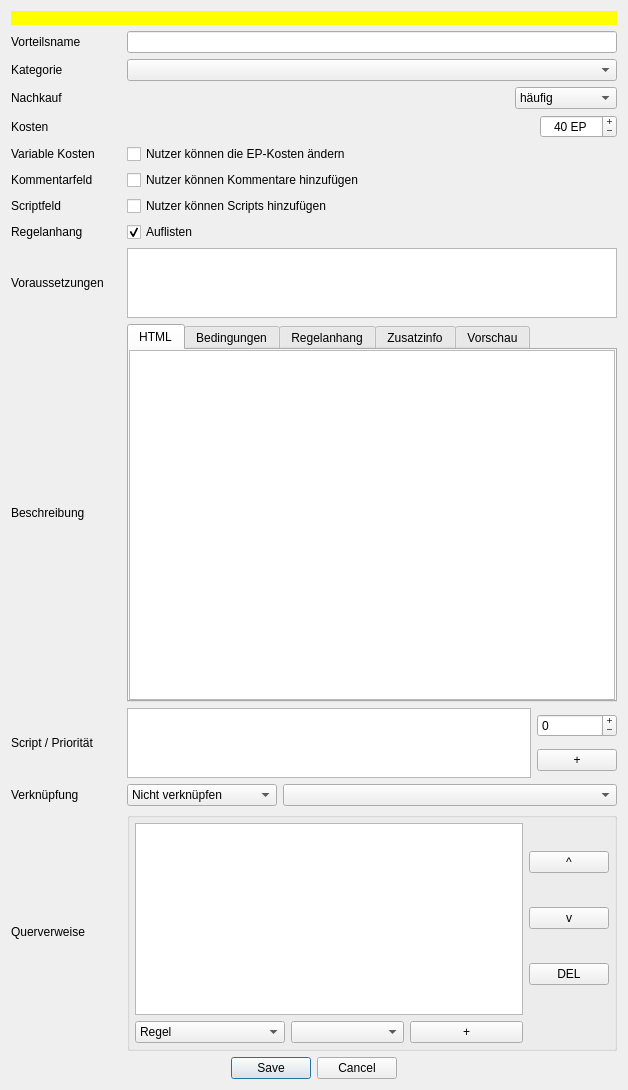
Aeolitus/Sephrasto, file designer/DatenbankEditVorteil.ui: the form before one commit.
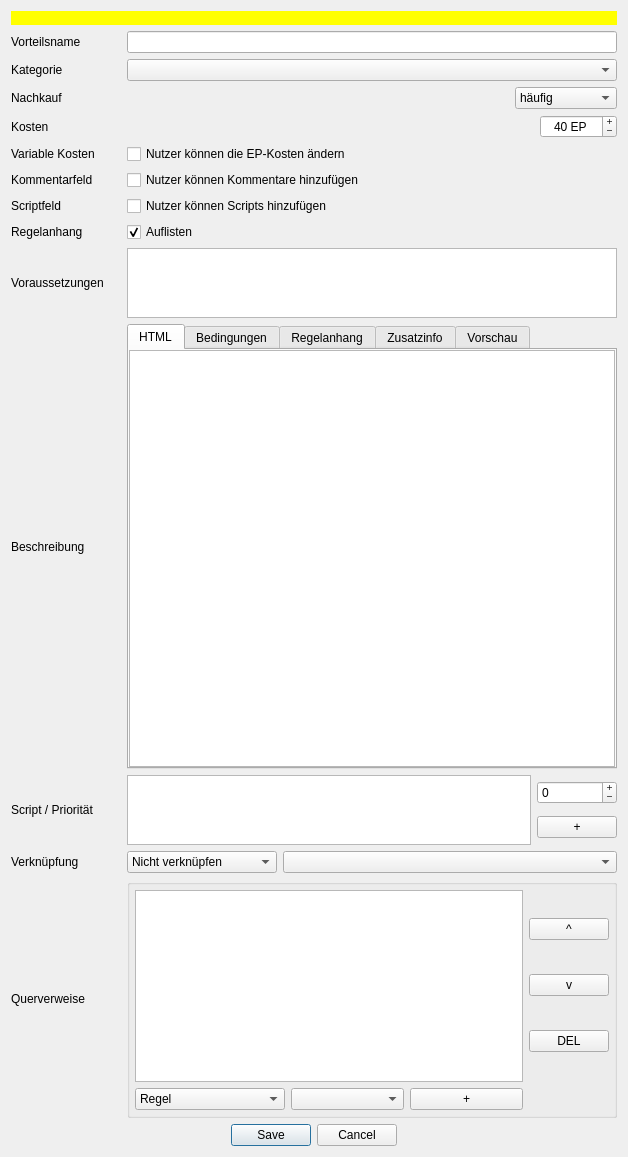
The form after the commit.

Commit message: - Add code editor to DatenbankEinstellung ui. - Increased min/max of script priority from [-10 to 10] to [-999 to 999]

What changed in the file:
```diff
--- a/designer/DatenbankEditVorteil.ui
+++ b/designer/DatenbankEditVorteil.ui
@@ -10,7 +10,7 @@
     <x>0</x>
     <y>0</y>
     <width>628</width>
-    <height>1090</height>
+    <height>1157</height>
    </rect>
   </property>
   <property name="windowTitle">
@@ -242,10 +242,10 @@
             <enum>QAbstractSpinBox::PlusMinus</enum>
            </property>
            <property name="minimum">
-            <number>-10</number>
+            <number>-999</number>
            </property>
            <property name="maximum">
-            <number>10</number>
+            <number>999</number>
            </property>
            <property name="singleStep">
             <number>1</number>
```
The commit also changes 8 other files.
